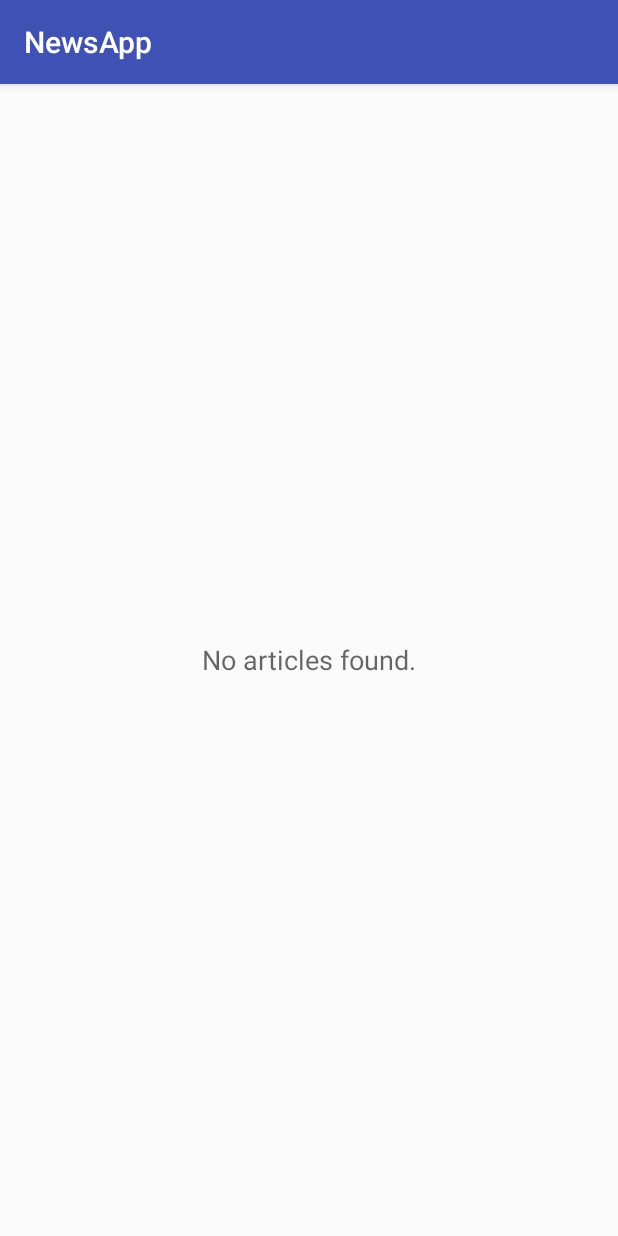
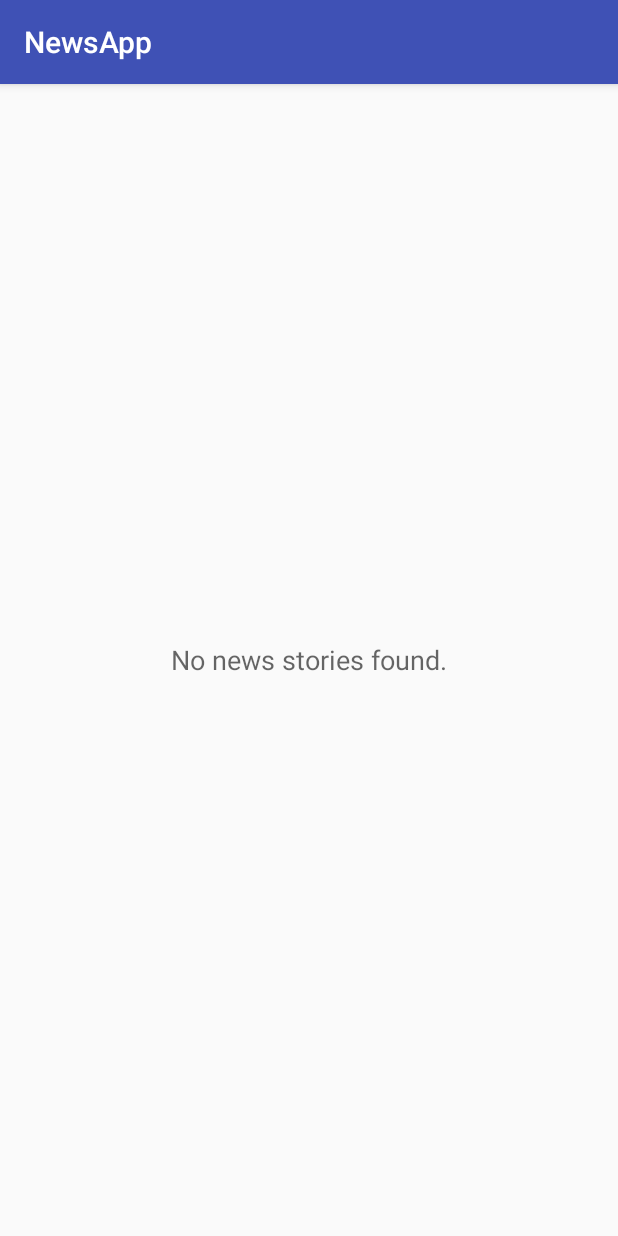
Before and after one commit to LouisCO/NewsApp, an Android app: the screen it shows after launch (NewsActivity), on a phone screen of 412 x 824 dp. Run offline under Robolectric (Android 15) with nearby library versions, the phone set to English and light mode, and no system bars.

Commit message:
Change msg

```diff
--- a/app/src/main/java/com/example/android/newsapp/NewsActivity.java
+++ b/app/src/main/java/com/example/android/newsapp/NewsActivity.java
@@ -17,7 +17,8 @@ import android.widget.TextView;
 import java.util.ArrayList;
 import java.util.List;
 
-public class NewsActivity extends AppCompatActivity implements LoaderManager.LoaderCallbacks<List<News>> {
+public class NewsActivity extends AppCompatActivity
+        implements LoaderManager.LoaderCallbacks<List<News>> {
     /**
      * URL for earthquake data from the Guardian API dataset
      */
--- a/app/src/main/res/values/strings.xml
+++ b/app/src/main/res/values/strings.xml
@@ -1,6 +1,6 @@
 <resources>
     <string name="app_name">NewsApp</string>
 
-    <string name="no_articles">No articles found.</string>
+    <string name="no_articles">No news stories found.</string>
     <string name="no_internet_connection">No internet connection.</string>
 </resources>
```
